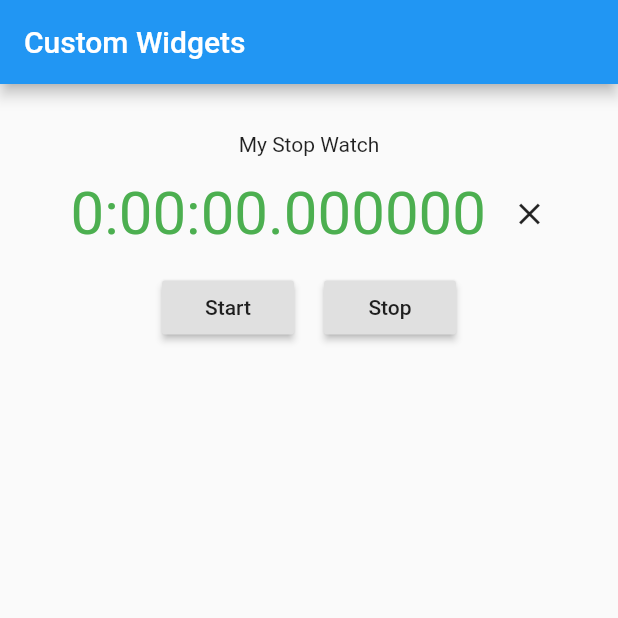
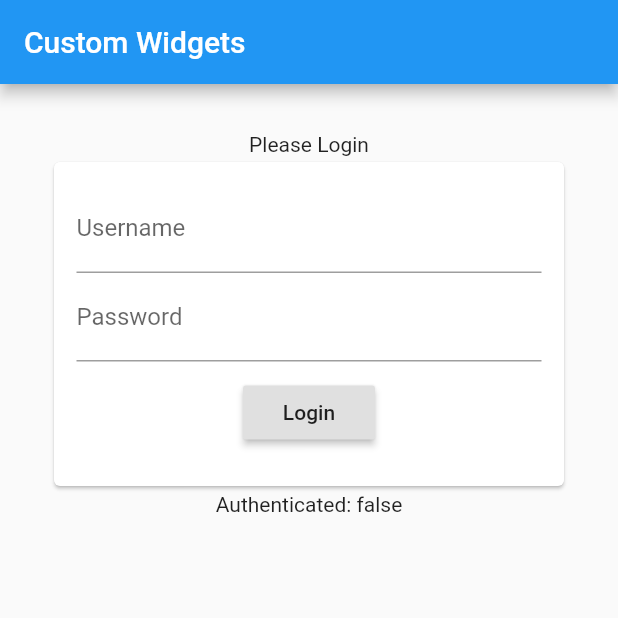
Before and after one commit to codewithiulian/flutter-intermediate, a Flutter app: the screen it shows after launch, on a phone screen of 412 x 824 dp, the top half of it. Run offline on Flutter 3.47's test engine with Material 2 defaults, Android fonts, the phone set to English and light mode, and no system bars.

Commit message:
AUTHENTICATION - 19. Child to parent

```diff
--- a/lib/TimeCounter.dart
+++ /dev/null
@@ -1,80 +0,0 @@
-import 'package:flutter/material.dart';
-import 'dart:async';
-import 'timedisplay.dart';
-
-class TimeCounter extends StatefulWidget {
-  @override
-  TimeCounterState createState() => new TimeCounterState();
-}
-
-class TimeCounterState extends State<TimeCounter> {
-
-  Stopwatch watch;
-  Timer timer;
-  Duration duration;
-
-  void onStart() {
-    setState(() {
-      watch = new Stopwatch();
-      timer = new Timer.periodic(new Duration(milliseconds: 250), onTimeOut);
-    });
-    watch.start();
-  }
-
-  void onStop() {
-    timer.cancel();
-    watch.stop();
-  }
-
-  void onTimeOut(Timer timer) {
-    if(!watch.isRunning) return;
-    setState(() => duration = watch.elapsed);
-  }
-
-  void onClear(Duration value) {
-    setState(() => duration = new Duration());
-  }
-
-
-  @override
-  void initState() {
-    duration = new Duration();
-  }
-
-  @override
-  Widget build(BuildContext context) {
-    return new Container(
-      padding: new EdgeInsets.all(10.0),
-      child: new Center(
-        child: new Column(
-          children: <Widget>[
-            new TimeDisplay(
-              color: Colors.red,
-              duration: duration,
-              onClear: onClear,
-            ),
-            new Row(
-              mainAxisAlignment: MainAxisAlignment.center,
-              children: <Widget>[
-                new Padding(
-                  padding: new EdgeInsets.all(10.0),
-                  child: new RaisedButton(
-                    onPressed: onStart,
-                    child: new Text('Start')
-                  )
-                ),
-                new Padding(
-                    padding: new EdgeInsets.all(10.0),
-                    child: new RaisedButton(
-                        onPressed: onStop,
-                        child: new Text('Stop')
-                    )
-                )
-              ],
-            )
-          ],
-        )
-      )
-    );
-  }
-}
--- /dev/null
+++ b/lib/authenticator.dart
@@ -0,0 +1,64 @@
+import 'package:flutter/material.dart';
+
+class Authenticator extends StatefulWidget {
+  Authenticator({Key key, this.onAuthenticated});
+  final ValueChanged<bool> onAuthenticated;
+
+  @override
+  _AuthenticatorState createState() {
+    return new _AuthenticatorState(onAuthenticated: onAuthenticated);
+  }
+}
+
+class _AuthenticatorState extends State<Authenticator> {
+
+  _AuthenticatorState({Key key, this.onAuthenticated});
+
+  TextEditingController _user;
+  TextEditingController _pass;
+  final ValueChanged<bool> onAuthenticated;
+
+  void _onPressed() {
+    if(_user.text != 'user' || _pass.text != '1234') {
+      onAuthenticated(false);
+    }else{
+      onAuthenticated(true);
+    }
+  }
+
+
+  @override
+  void initState() {
+    _pass = new TextEditingController();
+    _user = new TextEditingController();
+  }
+
+  @override
+  Widget build(BuildContext context) {
+    return new Card(
+      child: new Padding(
+        padding: new EdgeInsets.all(15.0),
+        child: new Column(
+          children: <Widget>[
+            new TextField(
+              controller: _user,
+              decoration: new InputDecoration(labelText: 'Username'),
+            ),
+            new TextField(
+              controller: _pass,
+              decoration: new InputDecoration(labelText: 'Password'),
+              obscureText: true,
+            ),
+            new Padding(
+              padding: new EdgeInsets.all(10.0),
+              child: new RaisedButton(
+                onPressed: _onPressed,
+                child: new Text('Login'),
+              ),
+            ),
+          ],
+        ),
+      ),
+    );
+  }
+}
--- a/lib/main.dart
+++ b/lib/main.dart
@@ -1,5 +1,5 @@
 import 'package:flutter/material.dart';
-import 'TimeCounter.dart';
+import 'authenticator.dart';
 
 void main() {
   runApp(new MaterialApp(
@@ -13,6 +13,19 @@ class MyApp extends StatefulWidget {
 }
 
 class _State extends State<MyApp> {
+
+  bool _isAuthenticated;
+
+  void _onAuthenticated(bool value) {
+    setState(() => _isAuthenticated = value);
+  }
+
+
+  @override
+  void initState() {
+    _isAuthenticated = false;
+  }
+
   @override
   Widget build(BuildContext context) {
     return new Scaffold(
@@ -24,8 +37,9 @@ class _State extends State<MyApp> {
         child: new Center(
           child: new Column(
             children: <Widget>[
-              new Text('My Stop Watch'),
-              new TimeCounter()
+              new Text('Please Login'),
+              new Authenticator(onAuthenticated: _onAuthenticated),
+              new Text('Authenticated: $_isAuthenticated'),
             ]
           ),
         ),
--- a/lib/timedisplay.dart
+++ /dev/null
@@ -1,34 +0,0 @@
-import 'package:flutter/material.dart';
-
-class TimeDisplay extends StatelessWidget {
-
-  TimeDisplay({Key key, Color this.color, Duration this.duration, this.onClear})
-      : super(key: key);
-
-  Duration duration = new Duration();
-  Color color = Colors.green;
-  final ValueChanged<Duration> onClear;
-
-  onPressed() {
-    onClear(duration);
-  }
-
-  @override
-  Widget build(BuildContext context) {
-    return new Row(
-      mainAxisAlignment: MainAxisAlignment.center,
-      children: <Widget>[
-        new Padding(
-          padding: new EdgeInsets.all(5.0),
-          child: new Text(
-            duration.toString(),
-            style: new TextStyle(
-              fontSize: 40.0,
-              color: color
-            ))
-        ),
-        new IconButton(icon: new Icon(Icons.clear), onPressed: onPressed)
-      ],
-    );
-  }
-}
```
